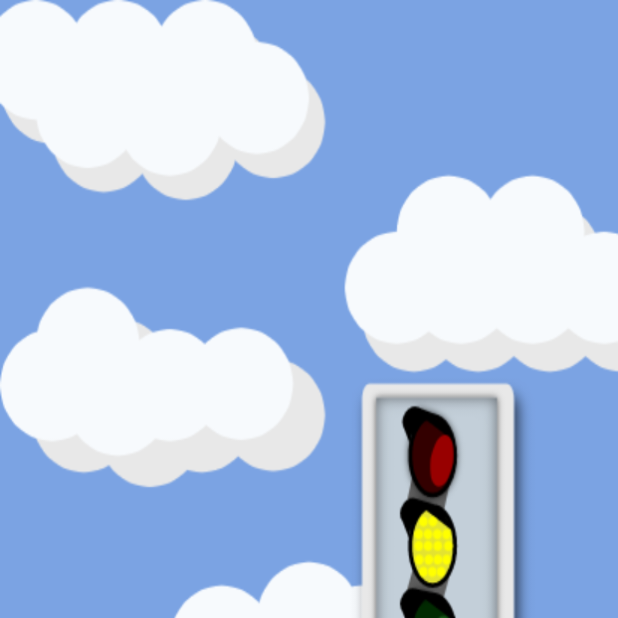
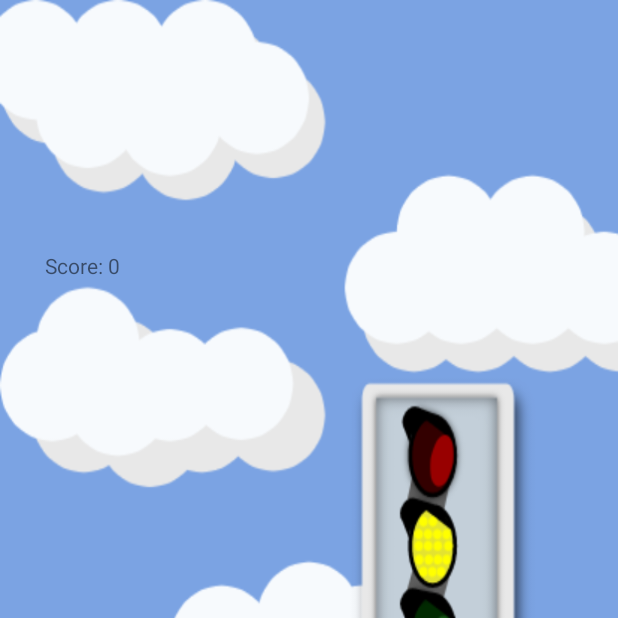
Before and after one commit to c30087/CarGame, an Android app: the LoseScreen screen opened directly, with no data from a screen before it, on a phone screen of 412 x 824 dp, the top half of it. Run offline under Robolectric (Android 15) with nearby library versions, the phone set to English and light mode, and no system bars.

Commit message:
9/25/17- score display on lose screen

```diff
--- a/app/src/main/java/com/example/c3008/spaceinvaders/Invader.java
+++ b/app/src/main/java/com/example/c3008/spaceinvaders/Invader.java
@@ -1,6 +1,7 @@
 package com.example.c3008.spaceinvaders;
 
 import android.content.Context;
+import android.content.Intent;
 import android.graphics.Bitmap;
 import android.graphics.BitmapFactory;
 
@@ -140,6 +141,8 @@ public class Invader {
         if (getY() >= screenY){
             y = 0;
             SpaceInvadersView.updateScore();
+
+
         }
 
 
--- a/app/src/main/java/com/example/c3008/spaceinvaders/LoseScreen.java
+++ b/app/src/main/java/com/example/c3008/spaceinvaders/LoseScreen.java
@@ -27,7 +27,14 @@ public class LoseScreen extends Activity {
     @Override
     public void onCreate(Bundle savedInstanceState) {
         super.onCreate(savedInstanceState);
+
+
+        int score = getIntent().getIntExtra("score" , 0);
+
         setContentView(R.layout.activity_space_invaders2);
+        TextView textView = (TextView) findViewById(R.id.textView7);
+        textView.setText("Score: " + score);
+
 
     }
     public void tryAgain(View view){
--- a/app/src/main/res/layout/activity_space_invaders2.xml
+++ b/app/src/main/res/layout/activity_space_invaders2.xml
@@ -22,18 +22,19 @@
         android:id="@+id/imageView7"
         android:layout_width="match_parent"
         android:layout_height="match_parent"
-        android:layout_alignParentStart="true"
+        android:background="@drawable/end"
+        android:visibility="visible"
         android:layout_alignParentTop="true"
-        android:background="@drawable/end"
-        android:visibility="visible" />
+        android:layout_alignParentStart="true" />
 
     <TextView
         android:id="@+id/textView7"
         android:layout_width="wrap_content"
         android:layout_height="wrap_content"
-        android:layout_below="@+id/button3"
-        android:layout_marginTop="115dp"
-        android:text="TextView"
+        android:layout_alignParentStart="true"
+        android:layout_alignParentTop="true"
+        android:layout_marginStart="30dp"
+        android:layout_marginTop="167dp"
         android:visibility="visible" />
 
 
```
Also changed, not shown: app/src/main/java/com/example/c3008/spaceinvaders/SpaceInvadersView.java (+3 -5 lines).
